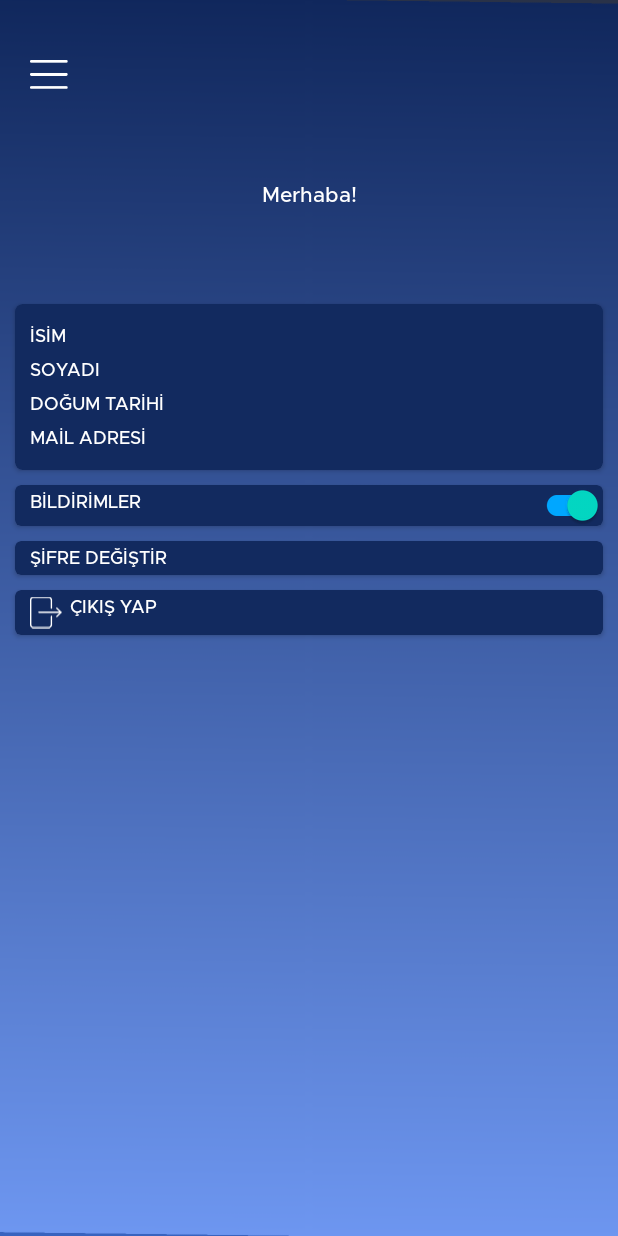
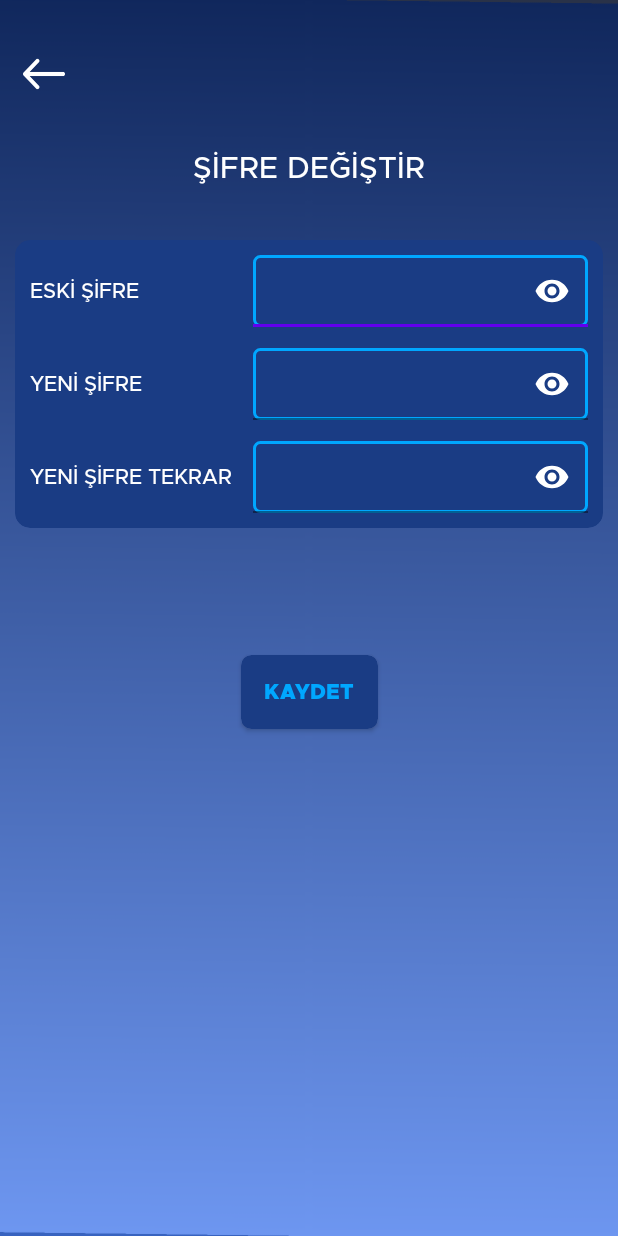
Before and after one commit to OdakMaden/Odak-Android, an Android app: the fragment ProfileFragment placed in its activity, after a tap on "ŞİFRE DEĞİŞTİR", on a phone screen of 412 x 824 dp. Run offline under Robolectric (Android 15) with nearby library versions, the phone set to English and light mode, and no system bars; 2 statements that could not run were skipped.

Commit message:
add change password, add progress bar

```diff
--- a/app/src/main/java/com/techzilla/odak/auth/viewcontroller/LoginActivity.kt
+++ b/app/src/main/java/com/techzilla/odak/auth/viewcontroller/LoginActivity.kt
@@ -4,6 +4,7 @@ import android.app.AlertDialog
 import android.content.Intent
 import android.os.Build
 import android.os.Bundle
+import android.view.View
 import android.view.View.SYSTEM_UI_FLAG_LAYOUT_FULLSCREEN
 import android.view.WindowInsets
 import androidx.appcompat.app.AppCompatActivity
@@ -36,6 +37,7 @@ class LoginActivity : AppCompatActivity(), LoginRepository.CheckListener {
 
         binding.loginButton.setOnClickListener {
             if (binding.password.text.length==6){
+                binding.componentProgressBar.progressbarContainer.visibility = View.VISIBLE
                 val sharedPref = getSharedPreferences(getString(R.string.Odak_shared_pref), MODE_PRIVATE)
                 loginRepository.checkPassword(binding.password.text.toString(), this, sharedPref, this)
             }
@@ -43,6 +45,7 @@ class LoginActivity : AppCompatActivity(), LoginRepository.CheckListener {
     }
 
     override fun checkPasswordListener(isCheck: Boolean) {
+        binding.componentProgressBar.progressbarContainer.visibility = View.GONE
         if (isCheck){
             Intent(this, MainActivity::class.java).apply {
                 flags = Intent.FLAG_ACTIVITY_SINGLE_TOP
--- a/app/src/main/java/com/techzilla/odak/converter/viewcontrollers/ConverterFragment.kt
+++ b/app/src/main/java/com/techzilla/odak/converter/viewcontrollers/ConverterFragment.kt
@@ -41,7 +41,6 @@ class ConverterFragment : Fragment() {
 
         binding.fromRecyclerview.adapter = fromAdapter
         binding.toRecyclerview.adapter = toAdapter
-
 
         binding.fromRecyclerview.adapter = fromAdapter
         binding.toRecyclerview.adapter = toAdapter
--- a/app/src/main/java/com/techzilla/odak/main/viewcontrollers/MainActivity.kt
+++ b/app/src/main/java/com/techzilla/odak/main/viewcontrollers/MainActivity.kt
@@ -110,7 +110,7 @@ class MainActivity : AppCompatActivity() {
         binding.market.setOnClickListener {
             supportFragmentManager.beginTransaction()
                 .replace(binding.fragmentContainer.id, MarketFragment())
-                //.addToBackStack(MarketFragment.TAG)
+                .addToBackStack(MarketFragment.TAG)
                 .commit()
         }
         binding.converter.setOnClickListener {
--- /dev/null
+++ b/app/src/main/java/com/techzilla/odak/profile/viewcontroller/ChangePasswordActivity.kt
@@ -0,0 +1,55 @@
+package com.techzilla.odak.profile.viewcontroller
+
+import android.os.Bundle
+import androidx.appcompat.app.AlertDialog
+import androidx.appcompat.app.AppCompatActivity
+import com.google.gson.JsonObject
+import com.techzilla.odak.databinding.ActivityChangePasswordBinding
+import com.techzilla.odak.shared.service.repository.LoginRepository
+
+class ChangePasswordActivity : AppCompatActivity(), LoginRepository.UpdatePasswordListener{
+
+    private val binding : ActivityChangePasswordBinding by lazy { ActivityChangePasswordBinding.inflate(layoutInflater) }
+
+    private val repository by lazy { LoginRepository() }
+    override fun onCreate(savedInstanceState: Bundle?) {
+        super.onCreate(savedInstanceState)
+        setContentView(binding.root)
+
+        binding.backBtn.setOnClickListener {
+            finish()
+        }
+
+        binding.saveButton.setOnClickListener {
+            checkSamePassword(binding.newPassword.text.toString(), binding.repeatPassword.text.toString(), binding.oldPassword.text.toString())
+        }
+
+    }
+
+    private fun checkSamePassword(newPassword: String, repeatPassword: String, oldPassword:String){
+        if(!newPassword.contains(repeatPassword)){
+            AlertDialog.Builder(this)
+                .setMessage("YENİ ŞİFRENİZ, YENİ ŞİFRE TEKRAR İLE UYUŞMAMAKTADIR. LÜTFEN AYNISINI GİRİNİZ.")
+                .setPositiveButton("TAMAM"
+                ) { dialog, which -> dialog.dismiss() }
+        }
+        else if (oldPassword.contains(newPassword)){
+            AlertDialog.Builder(this)
+                .setMessage("YENİ ŞİFRE, ESKİ ŞİFRENİZ İLE AYNI OLAMAZ.")
+                .setPositiveButton("TAMAM"
+                ) { dialog, which -> dialog.dismiss() }
+        }
+        else {
+            val updateMemberDTO = JsonObject()
+            updateMemberDTO.addProperty("Password", newPassword)
+            repository.updateMemberDTO(updateMemberDTO, this)
+        }
+    }
+
+    override fun updatePasswordListener(message: String) {
+        AlertDialog.Builder(this)
+            .setMessage(message)
+            .setPositiveButton("TAMAM"
+            ) { dialog, which -> dialog.dismiss() }
+    }
+}
--- a/app/src/main/java/com/techzilla/odak/profile/viewcontroller/ProfileFragment.kt
+++ b/app/src/main/java/com/techzilla/odak/profile/viewcontroller/ProfileFragment.kt
@@ -64,7 +64,9 @@ class ProfileFragment : Fragment() {
         }
 
         binding.changePasswordButton.setOnClickListener {
-            println("asdsad")
+            Intent(requireActivity(), ChangePasswordActivity::class.java).apply {
+                startActivity(this)
+            }
         }
     }
 
--- a/app/src/main/java/com/techzilla/odak/shared/service/repository/LoginRepository.kt
+++ b/app/src/main/java/com/techzilla/odak/shared/service/repository/LoginRepository.kt
@@ -2,6 +2,7 @@ package com.techzilla.odak.shared.service.repository
 
 import android.content.Context
 import android.content.SharedPreferences
+import com.google.gson.JsonObject
 import com.techzilla.odak.R
 import com.techzilla.odak.shared.constants.application
 import com.techzilla.odak.shared.constants.rememberMemberDTO
@@ -37,6 +38,28 @@ class LoginRepository {
         })
     }
 
+    fun updateMemberDTO(memberDTO: JsonObject, listener:UpdatePasswordListener){
+        service.patchMemberDTO(rememberMemberDTO!!.memberID, memberDTO).enqueue(object : Callback<MemberDTO>{
+            override fun onResponse(call: Call<MemberDTO>, response: Response<MemberDTO>) {
+                if (response.isSuccessful){
+                    if (response.code() == 200){
+                        rememberMemberDTO = response.body()
+                    }
+                    else{
+                        listener.updatePasswordListener(response.message())
+                    }
+                }
+                else{
+                    listener.updatePasswordListener(response.message())
+                }
+            }
+
+            override fun onFailure(call: Call<MemberDTO>, t: Throwable) {
+                t.printStackTrace()
+            }
+        })
+    }
+
     fun rememberUserGSMNoAndPassword(password:String, sharedPref: SharedPreferences, context: Context){
         with(sharedPref.edit()){
             putString(context.getString(R.string.password), password)
@@ -48,4 +71,7 @@ class LoginRepository {
     interface CheckListener{
         fun checkPasswordListener(isCheck:Boolean)
     }
+    interface UpdatePasswordListener{
+        fun updatePasswordListener(message:String)
+    }
 }
--- /dev/null
+++ b/app/src/main/res/drawable/profile_edit_text_background.xml
@@ -0,0 +1,8 @@
+<?xml version="1.0" encoding="utf-8"?>
+<shape xmlns:android="http://schemas.android.com/apk/res/android">
+
+    <stroke android:width="2dp"
+        android:color="@color/odak_light_blue"/>
+
+    <corners android:radius="4dp"/>
+</shape>
--- /dev/null
+++ b/app/src/main/res/layout/activity_change_password.xml
@@ -0,0 +1,210 @@
+<?xml version="1.0" encoding="utf-8"?>
+<androidx.constraintlayout.widget.ConstraintLayout xmlns:android="http://schemas.android.com/apk/res/android"
+    xmlns:app="http://schemas.android.com/apk/res-auto"
+    xmlns:tools="http://schemas.android.com/tools"
+    android:layout_width="match_parent"
+    android:layout_height="match_parent"
+    android:background="@drawable/default_background"
+    tools:context=".profile.viewcontroller.ChangePasswordActivity">
+
+    <ImageButton
+        android:id="@+id/back_btn"
+        android:layout_width="wrap_content"
+        android:layout_height="wrap_content"
+        android:background="@android:color/transparent"
+        android:src="@drawable/icon_back"
+        android:layout_marginStart="15dp"
+        app:layout_constraintTop_toTopOf="@id/guideline_menu_horizontal"
+        app:layout_constraintBottom_toBottomOf="@id/guideline_menu_horizontal"
+        app:layout_constraintStart_toStartOf="parent"
+        app:tint="@color/white"
+        />
+
+    <TextView
+        android:id="@+id/title"
+        android:layout_width="match_parent"
+        android:layout_height="wrap_content"
+        style="@style/odak.textview.profile.title"
+        android:text="@string/profile.change_password.label"
+        app:layout_constraintTop_toBottomOf="@id/guideline_title_horizontal"
+        app:layout_constraintStart_toStartOf="parent"
+        app:layout_constraintEnd_toEndOf="parent"
+        />
+
+    <androidx.cardview.widget.CardView
+        android:id="@+id/container"
+        android:layout_width="match_parent"
+        android:layout_height="wrap_content"
+        app:cardBackgroundColor="@color/odak_blue"
+        app:layout_constraintTop_toTopOf="@id/title"
+        app:layout_constraintStart_toStartOf="parent"
+        app:layout_constraintEnd_toEndOf="parent"
+        app:layout_constraintBottom_toBottomOf="parent"
+        app:layout_constraintVertical_bias="0.1"
+        android:layout_margin="10dp"
+        app:cardCornerRadius="10dp"
+        >
+        <LinearLayout
+            android:layout_width="match_parent"
+            android:layout_height="match_parent"
+            android:orientation="vertical"
+            android:padding="10dp"
+            >
+
+            <LinearLayout
+                android:layout_width="match_parent"
+                android:layout_height="wrap_content"
+                android:gravity="center_vertical">
+
+                <TextView
+                    style="@style/odak.textview.profile.change_password"
+                    android:layout_width="0dp"
+                    android:layout_height="wrap_content"
+                    android:text="@string/profile.old_password.label"
+                    android:layout_weight="0.4"
+                    />
+
+                <com.google.android.material.textfield.TextInputLayout
+                    android:id="@+id/oldPasswordLayout"
+                    android:layout_width="0dp"
+                    android:layout_height="wrap_content"
+                    app:endIconMode="password_toggle"
+                    app:boxBackgroundMode="filled"
+                    app:endIconTint="@color/white"
+                    android:layout_weight="0.6">
+
+                    <com.google.android.material.textfield.TextInputEditText
+                        android:id="@+id/oldPassword"
+                        android:layout_width="match_parent"
+                        android:layout_height="wrap_content"
+                        android:gravity="center_vertical"
+                        android:inputType="numberPassword"
+                        android:textColor="@color/white"
+                        android:padding="0dp"
+                        android:lines="1"
+                        android:maxLength="6"
+                        android:textSize="14sp"
+                        android:background="@drawable/profile_edit_text_background"
+                        />
+                </com.google.android.material.textfield.TextInputLayout>
+
+            </LinearLayout>
+
+            <LinearLayout
+                android:layout_width="match_parent"
+                android:layout_height="wrap_content"
+                android:layout_marginTop="14dp"
+                android:gravity="center_vertical">
+
+                <TextView
+                    style="@style/odak.textview.profile.change_password"
+                    android:layout_width="0dp"
+                    android:layout_height="wrap_content"
+                    android:text="@string/profile.new_password.label"
+                    android:layout_weight="0.4"
+                    />
+                <com.google.android.material.textfield.TextInputLayout
+                    android:id="@+id/newPasswordLayout"
+                    android:layout_width="0dp"
+                    android:layout_height="wrap_content"
+                    app:endIconMode="password_toggle"
+                    app:endIconTint="@color/white"
+                    android:layout_weight="0.6"
+                    >
+
+                    <com.google.android.material.textfield.TextInputEditText
+                        android:id="@+id/newPassword"
+                        android:layout_width="match_parent"
+                        android:layout_height="wrap_content"
+                        android:gravity="center_vertical"
+                        android:inputType="numberPassword"
+                        android:textColor="@color/white"
+                        android:padding="0dp"
+                        android:textSize="14sp"
+                        android:lines="1"
+                        android:maxLength="6"
+                        android:background="@drawable/profile_edit_text_background"
+                        />
+                </com.google.android.material.textfield.TextInputLayout>
+
+
+            </LinearLayout>
+
+            <LinearLayout
+                android:layout_width="match_parent"
+                android:layout_height="wrap_content"
+                android:layout_marginTop="14dp"
+                android:gravity="center_vertical">
+
+                <TextView
+                    style="@style/odak.textview.profile.change_password"
+                    android:layout_width="0dp"
+                    android:layout_height="wrap_content"
+                    android:text="@string/profile.repeat_new_password.label"
+                    android:layout_weight="0.4"
+                    />
+                <com.google.android.material.textfield.TextInputLayout
+                    android:id="@+id/repeatPasswordLayout"
+                    android:layout_width="0dp"
+                    android:layout_height="wrap_content"
+                    app:endIconMode="password_toggle"
+                    app:endIconTint="@color/white"
+                    android:layout_weight="0.6"
+                    >
+
+                    <com.google.android.material.textfield.TextInputEditText
+                        android:id="@+id/repeatPassword"
+                        android:layout_width="match_parent"
+                        android:layout_height="wrap_content"
+                        android:gravity="center_vertical"
+                        android:inputType="numberPassword"
+                        android:textColor="@color/white"
+                        android:padding="0dp"
+                        android:lines="1"
+                        android:maxLength="6"
+                        android:textSize="14sp"
+                        android:background="@drawable/profile_edit_text_background"
+                        />
+                </com.google.android.material.textfield.TextInputLayout>
+
+
+            </LinearLayout>
+
+        </LinearLayout>
+    </androidx.cardview.widget.CardView>
+
+    <androidx.cardview.widget.CardView
+        android:id="@+id/save_button"
+        android:layout_width="wrap_content"
+        android:layout_height="wrap_content"
+        app:cardCornerRadius="7dp"
+        app:cardBackgroundColor="@color/odak_blue"
+        app:layout_constraintVertical_bias="0.2"
+        app:layout_constraintTop_toBottomOf="@id/container"
+        app:layout_constraintStart_toStartOf="parent"
+        app:layout_constraintEnd_toEndOf="parent"
+        app:layout_constraintBottom_toBottomOf="parent"
+        >
+        <TextView
+            android:layout_width="match_parent"
+            android:layout_height="wrap_content"
+            style="@style/odak.textview.profile.save_button"
+            android:text="@string/profile.save.button"
+            />
+    </androidx.cardview.widget.CardView>
+
+
+    <androidx.constraintlayout.widget.Guideline
+        android:id="@+id/guideline_menu_horizontal"
+        android:layout_width="wrap_content"
+        android:layout_height="wrap_content"
+        android:orientation="horizontal"
+        app:layout_constraintGuide_percent="0.06" />
+
+    <androidx.constraintlayout.widget.Guideline
+        android:id="@+id/guideline_title_horizontal"
+        android:layout_width="wrap_content"
+        android:layout_height="wrap_content"
+        android:orientation="horizontal"
+        app:layout_constraintGuide_percent="0.12" />
+</androidx.constraintlayout.widget.ConstraintLayout>
--- a/app/src/main/res/layout/activity_login.xml
+++ b/app/src/main/res/layout/activity_login.xml
@@ -73,4 +73,7 @@
             />
     </androidx.cardview.widget.CardView>
 
+    <include
+        android:id="@+id/component_progress_bar"
+        layout="@layout/component_progress_bar"/>
 </androidx.constraintlayout.widget.ConstraintLayout>
--- /dev/null
+++ b/app/src/main/res/layout/component_progress_bar.xml
@@ -0,0 +1,25 @@
+<?xml version="1.0" encoding="utf-8"?>
+<androidx.constraintlayout.widget.ConstraintLayout
+    android:id="@+id/progressbar_container"
+    android:layout_width="match_parent"
+    android:layout_height="match_parent"
+    android:background="@color/progressbar_container_background"
+    android:fitsSystemWindows="false"
+    android:translationZ="10dp"
+    android:visibility="gone"
+    app:layout_constraintBottom_toBottomOf="parent"
+    app:layout_constraintEnd_toEndOf="parent"
+    app:layout_constraintStart_toStartOf="parent"
+    app:layout_constraintTop_toTopOf="parent"
+    xmlns:android="http://schemas.android.com/apk/res/android"
+    xmlns:app="http://schemas.android.com/apk/res-auto">
+
+    <ProgressBar
+        android:layout_width="wrap_content"
+        android:layout_height="wrap_content"
+        android:indeterminateTint="@color/odak_blue"
+        app:layout_constraintBottom_toBottomOf="parent"
+        app:layout_constraintEnd_toEndOf="parent"
+        app:layout_constraintStart_toStartOf="parent"
+        app:layout_constraintTop_toTopOf="parent" />
+</androidx.constraintlayout.widget.ConstraintLayout>
--- a/app/src/main/res/layout/fragment_profile.xml
+++ b/app/src/main/res/layout/fragment_profile.xml
@@ -60,27 +60,27 @@
                     style="@style/odak.textview.profile.default"
                     android:layout_width="match_parent"
                     android:layout_height="wrap_content"
-                    android:text="İSİM"
+                    android:text="@string/profile.name.label"
                     />
 
                 <TextView
                     style="@style/odak.textview.profile.default"
                     android:layout_width="match_parent"
                     android:layout_height="wrap_content"
-                    android:text="SOYADI"
+                    android:text="@string/profile.surname.label"
                     />
 
                 <TextView
                     style="@style/odak.textview.profile.default"
                     android:layout_width="match_parent"
                     android:layout_height="wrap_content"
-                    android:text="DOĞUM TARİHİ"
+                    android:text="@string/profile.birthday.label"
                     />
                 <TextView
                     style="@style/odak.textview.profile.default"
                     android:layout_width="match_parent"
                     android:layout_height="wrap_content"
-                    android:text="MAİL ADRESİ"
+                    android:text="@string/profile.email.label"
                     />
             </LinearLayout>
             <LinearLayout
@@ -134,7 +134,7 @@
             android:layout_width="wrap_content"
             android:layout_height="wrap_content"
             android:layout_marginStart="10dp"
-            android:text="BİLDİRİMLER"/>
+            android:text="@string/profile.notification.button"/>
 
         <androidx.appcompat.widget.SwitchCompat
             android:id="@+id/notification_switchCompat"
@@ -158,7 +158,7 @@
             android:layout_width="wrap_content"
             android:layout_height="wrap_content"
             android:layout_marginStart="10dp"
-            android:text="ŞİFRE DEĞİŞTİR"/>
+            android:text="@string/profile.change_password.label"/>
     </androidx.cardview.widget.CardView>
 
     <androidx.cardview.widget.CardView
@@ -172,7 +172,9 @@
         >
         <LinearLayout
             android:layout_width="match_parent"
-            android:layout_height="match_parent">
+            android:layout_height="match_parent"
+            android:gravity="center_vertical"
+            >
 
             <ImageView
                 android:layout_width="wrap_content"
@@ -186,7 +188,7 @@
                 android:layout_width="wrap_content"
                 android:layout_height="wrap_content"
                 android:layout_marginStart="5dp"
-                android:text="ÇIKIŞ YAP"/>
+                android:text="@string/profile.logout.label"/>
         </LinearLayout>
     </androidx.cardview.widget.CardView>
 
--- a/app/src/main/res/values/colors.xml
+++ b/app/src/main/res/values/colors.xml
@@ -20,4 +20,5 @@
     <color name="odak_line_blue">#00FFFF</color>
     <color name="odak_chart_bakground_line_blue">#00B9FF</color>
     <color name="odak_blue_gray">#858FA7</color>
+    <color name="progressbar_container_background">#39D3D3D3</color>
 </resources>
--- a/app/src/main/res/values/strings.xml
+++ b/app/src/main/res/values/strings.xml
@@ -54,6 +54,19 @@
     <string name="alarm.now_price.label">GÜNCEL FİYAT</string>
     <string name="alarm.aim_price.label">HEDEF FİYAT</string>
 
+    <!-- Profile -->
+    <string name="profile.name.label">İSİM</string>
+    <string name="profile.surname.label">SOYİSİM</string>
+    <string name="profile.birthday.label">Doğum Tarihi</string>
+    <string name="profile.email.label">MAİL ADRESİ</string>
+    <string name="profile.notification.button">BİLDİRİMLER</string>
+    <string name="profile.change_password.label">ŞİFRE DEĞİŞTİR</string>
+    <string name="profile.logout.label">ÇIKIŞ YAP</string>
+    <string name="profile.old_password.label">ESKİ ŞİFRE</string>
+    <string name="profile.new_password.label">YENİ ŞİFRE</string>
+    <string name="profile.repeat_new_password.label">YENİ ŞİFRE TEKRAR</string>
+    <string name="profile.save.button">KAYDET</string>
+
     <!-- Alarm default menu-->
     <string name="alarm.menu.edit.label">DÜZENLE</string>
     <string name="alarm.menu.delete.label">SİL</string>
@@ -61,5 +74,4 @@
 
     <!-- Alert -->
     <string name="alert.login.message">YANLIŞ BİR ŞİFRE GİRDİNİZ. LÜTFEN ŞİFREYİ DOĞRU GİRİNİZ.</string>
-
 </resources>
--- a/app/src/main/res/values/themes.xml
+++ b/app/src/main/res/values/themes.xml
@@ -298,4 +298,24 @@
         <item name="android:textSize">12sp</item>
         <item name="fontFamily">@font/metropolis_black</item>
     </style>
+
+    <style name="odak.textview.profile.title" parent="Widget.AppCompat.TextView">
+        <item name="android:gravity">center_horizontal</item>
+        <item name="android:textSize">20sp</item>
+        <item name="android:fontFamily">@font/metropolis_medium</item>
+        <item name="android:textColor">@color/white</item>
+    </style>
+
+    <style name="odak.textview.profile.change_password" parent="Widget.AppCompat.TextView">
+        <item name="android:textSize">14sp</item>
+        <item name="android:textColor">@color/white</item>
+        <item name="android:fontFamily">@font/metropolis_medium</item>
+    </style>
+
+    <style name="odak.textview.profile.save_button" parent="Widget.AppCompat.TextView">
+        <item name="android:textAlignment">center</item>
+        <item name="android:layout_margin">15dp</item>
+        <item name="fontFamily">@font/metropolis_black</item>
+        <item name="android:textColor">@color/odak_light_blue</item>
+    </style>
 </resources>
```
Also changed, not shown: app/src/main/AndroidManifest.xml (+6 -4 lines).
